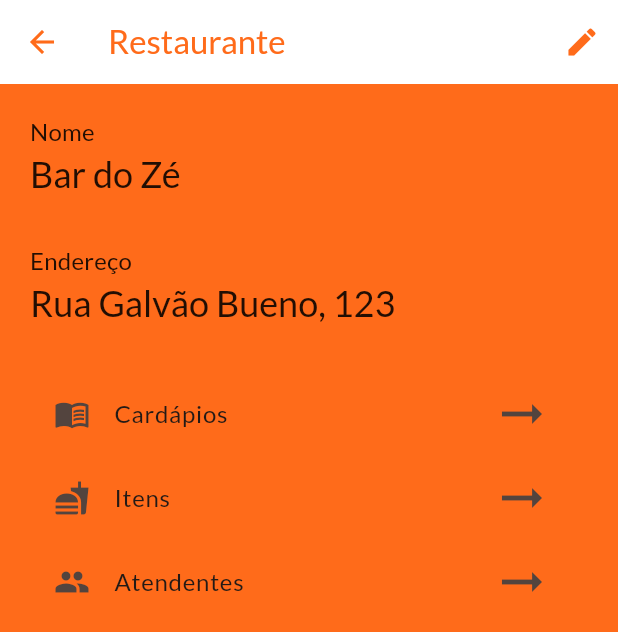
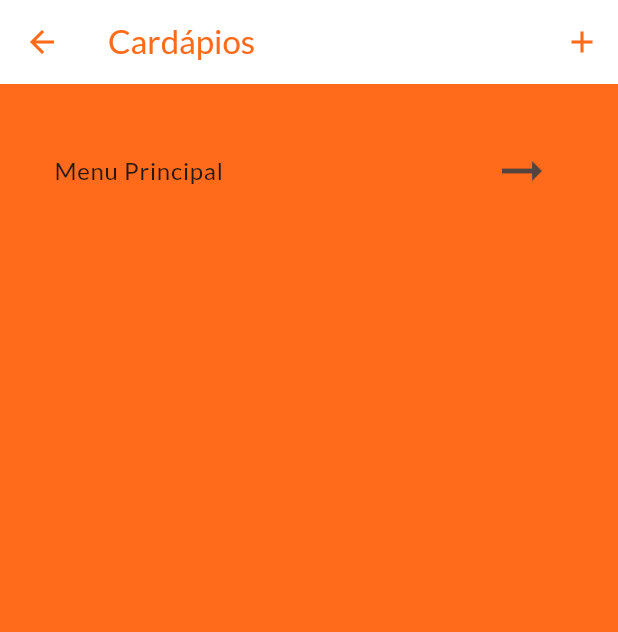
Before and after one commit to blotta/bon_appetit_app, a Flutter app: the RestaurantDetailsScreen screen opened directly with sample values from the repository, after a tap on "Cardápios", on a phone screen of 412 x 824 dp. Shown: the top 632 px of the screen. Run offline on Flutter 3.47's test engine with Material 2 defaults, Android fonts, the phone set to English and light mode, and no system bars; our stand-ins replace flutter_riverpod, google_fonts, transparent_image; network calls fail.

Commit message:
menu edit

```diff
--- /dev/null
+++ b/lib/screens/profile/menus.dart
@@ -0,0 +1,40 @@
+import 'package:bon_appetit_app/data/dummy_data.dart';
+import 'package:bon_appetit_app/models/menu.dart';
+import 'package:bon_appetit_app/screens/profile/menu_edit.dart';
+import 'package:flutter/material.dart';
+
+class MenusScreen extends StatelessWidget {
+  const MenusScreen({super.key});
+
+  @override
+  Widget build(BuildContext context) {
+    void navigateToMenuEdit(Menu? m) {
+      Navigator.of(context)
+          .push(MaterialPageRoute(builder: (ctx) => MenuEditScreen(menu: m)));
+    }
+
+    return Scaffold(
+      appBar: AppBar(
+        foregroundColor: Theme.of(context).colorScheme.surface,
+        backgroundColor: Colors.white,
+        title: const Text('Cardápios'),
+        actions: [
+          IconButton(onPressed: () => navigateToMenuEdit(null), icon: const Icon(Icons.add))
+        ],
+      ),
+      body: Container(
+        padding: const EdgeInsets.symmetric(horizontal: 20, vertical: 30),
+        child: ListView.builder(
+          itemCount: dataMenus.length,
+          itemBuilder: (ctx, index) {
+            return ListTile(
+              onTap: () => navigateToMenuEdit(dataMenus[index]),
+              title: Text(dataMenus[index].name),
+              trailing: const Icon(Icons.arrow_right_alt, size: 40),
+            );
+          },
+        ),
+      ),
+    );
+  }
+}
--- a/lib/screens/profile/restaurant_details.dart
+++ b/lib/screens/profile/restaurant_details.dart
@@ -1,4 +1,5 @@
 import 'package:bon_appetit_app/models/menu.dart';
+import 'package:bon_appetit_app/screens/profile/menus.dart';
 import 'package:bon_appetit_app/screens/profile/restaurant_edit.dart';
 import 'package:flutter/material.dart';
 
@@ -12,6 +13,11 @@ class RestaurantDetailsScreen extends StatelessWidget {
     void navigateToRestaurantEdit(Restaurant? r) {
       Navigator.of(context).push(MaterialPageRoute(
           builder: (ctx) => RestaurantEditScreen(restaurant: r)));
+    }
+
+    void navigateToMenusScreen() {
+      Navigator.of(context).push(MaterialPageRoute(
+          builder: (ctx) => const MenusScreen()));
     }
 
     return Scaffold(
@@ -52,19 +58,19 @@ class RestaurantDetailsScreen extends StatelessWidget {
               children: [
                 ListTile(
                   title: const Text('Cardápios'),
-                  leading: Icon(Icons.menu_book),
+                  leading: const Icon(Icons.menu_book),
                   trailing: const Icon(Icons.arrow_right_alt, size: 40),
-                  onTap: () => {},
+                  onTap: navigateToMenusScreen,
                 ),
                 ListTile(
                   title: const Text('Itens'),
-                  leading: Icon(Icons.fastfood),
+                  leading: const Icon(Icons.fastfood),
                   trailing: const Icon(Icons.arrow_right_alt, size: 40),
                   onTap: () => {},
                 ),
                 ListTile(
                   title: const Text('Atendentes'),
-                  leading: Icon(Icons.people),
+                  leading: const Icon(Icons.people),
                   trailing: const Icon(Icons.arrow_right_alt, size: 40),
                   onTap: () => {},
                 ),
```
Also changed, not shown: lib/screens/profile/menu_edit.dart (added, +160 -0 lines).
